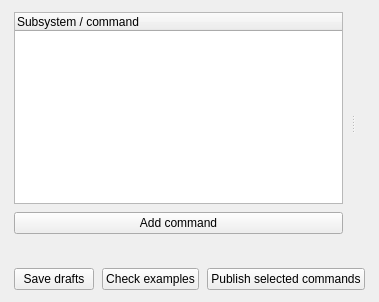
This is apps/desktop/forms/manual_mappings.ui in techmigosglobal/DA-AeroTrace1553 as Qt 5 draws it before an edit. The edited form follows.
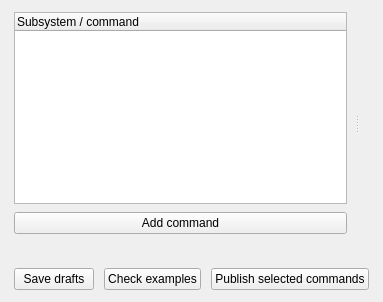
This is the edited form.

Patch:
```diff
--- a/apps/desktop/forms/manual_mappings.ui
+++ b/apps/desktop/forms/manual_mappings.ui
@@ -25,8 +25,8 @@
     <widget class="QWidget" name="detailsPanel"><layout class="QVBoxLayout" name="detailsLayout"><property name="leftMargin"><number>8</number></property><property name="topMargin"><number>0</number></property><property name="rightMargin"><number>0</number></property><property name="bottomMargin"><number>0</number></property><property name="spacing"><number>8</number></property></layout></widget>
    </widget></item>
    <item><widget class="QLabel" name="manualStatus"><property name="sizePolicy"><sizepolicy hsizetype="Preferred" vsizetype="Maximum"><horstretch>0</horstretch><verstretch>0</verstretch></sizepolicy></property><property name="wordWrap"><bool>true</bool></property></widget></item>
-   <item><layout class="QHBoxLayout" name="actions">
-    <property name="spacing"><number>8</number></property>
+   <item><layout class="QHBoxLayout" name="actions" stretch="1,1,1">
+    <property name="spacing"><number>10</number></property>
     <item><widget class="QPushButton" name="saveManualDraft"><property name="text"><string>Save drafts</string></property></widget></item>
     <item><widget class="QPushButton" name="validateManual"><property name="text"><string>Check examples</string></property></widget></item>
     <item><widget class="QPushButton" name="publishManual"><property name="text"><string>Publish selected commands</string></property><property name="primary" stdset="0"><bool>true</bool></property></widget></item>
```
